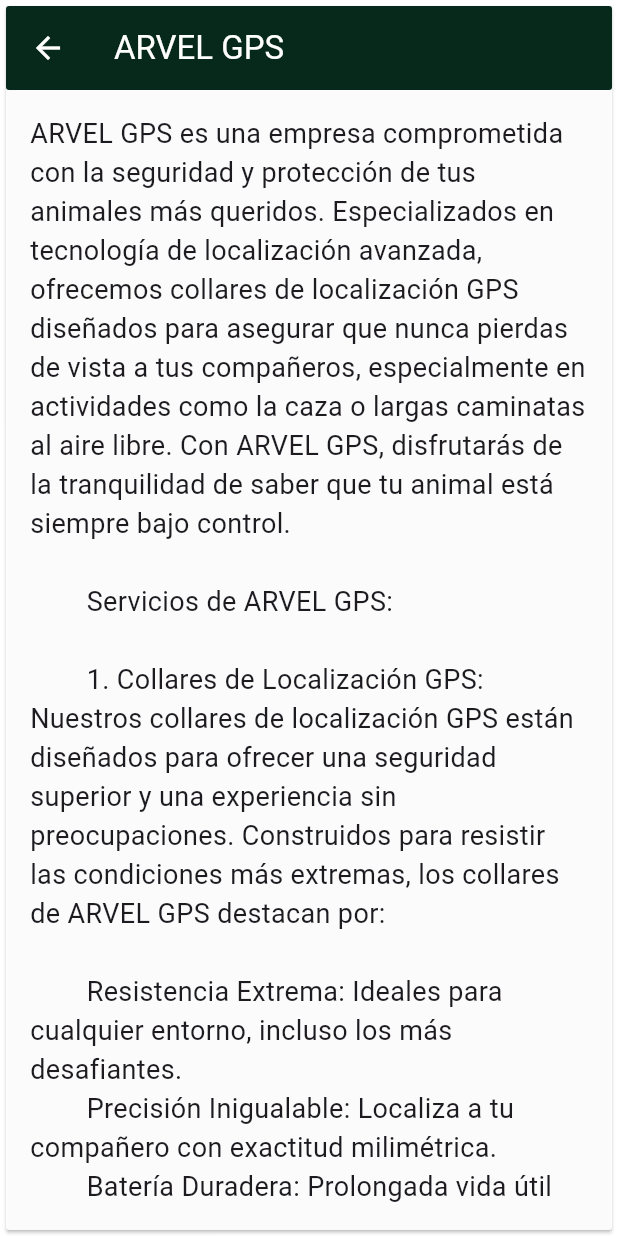
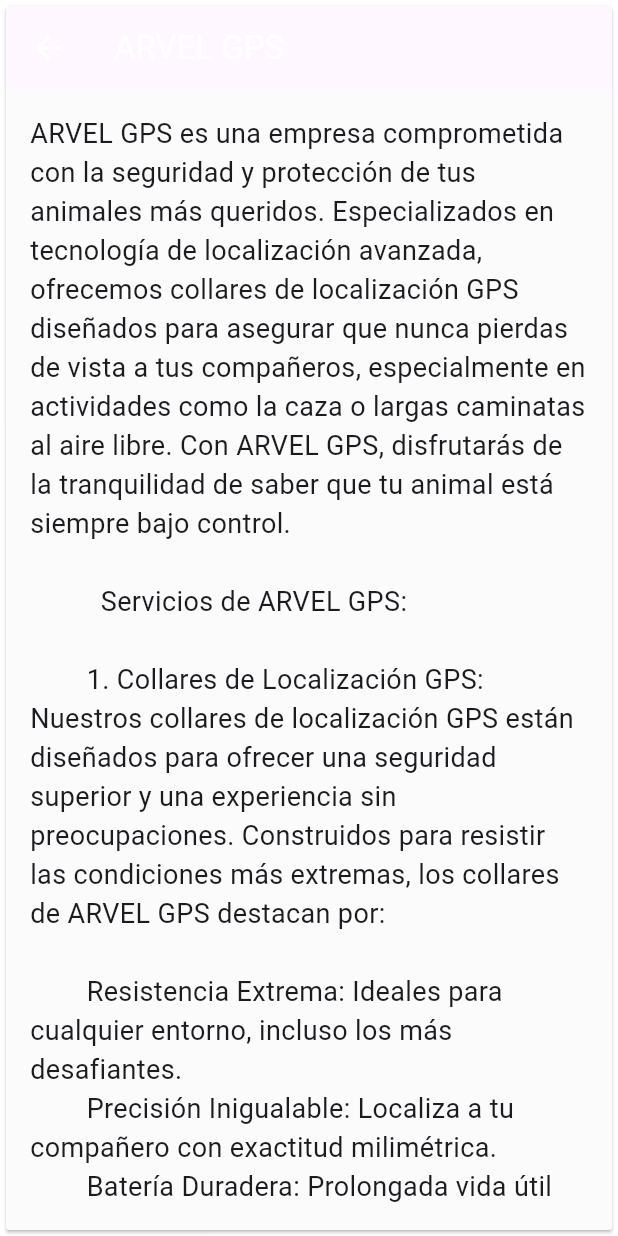
Before and after one commit to raulvsh/raulvsh.github.io, a Flutter app: the ArvelGpsDetailScreen screen opened directly, on a phone screen of 412 x 824 dp. Run offline on Flutter 3.47's test engine with Material 3 defaults, Android fonts, the phone set to English and light mode, and no system bars; our stand-ins replace cloud_firestore, firebase_core; accounts and stored records are empty.

Commit message:
fix: minor fixex

```diff
--- a/lib/screens/portfolio/arvel_gps_detail_screen.dart
+++ b/lib/screens/portfolio/arvel_gps_detail_screen.dart
@@ -15,7 +15,7 @@ class ArvelGpsDetailScreen extends StatelessWidget {
         backgroundColor: Colors.transparent,
         appBar: AppBar(
           shape: AppCardStyles.roundedRectangleBorder2,
-          backgroundColor: const Color.fromARGB(255, 6, 41, 28),
+          //backgroundColor: const Color.fromARGB(255, 6, 41, 28),
           foregroundColor: Colors.white,
           title: const Text('ARVEL GPS'),
         ),
@@ -24,7 +24,7 @@ class ArvelGpsDetailScreen extends StatelessWidget {
           child: const Text(
             '''ARVEL GPS es una empresa comprometida con la seguridad y protección de tus animales más queridos. Especializados en tecnología de localización avanzada, ofrecemos collares de localización GPS diseñados para asegurar que nunca pierdas de vista a tus compañeros, especialmente en actividades como la caza o largas caminatas al aire libre. Con ARVEL GPS, disfrutarás de la tranquilidad de saber que tu animal está siempre bajo control.
 
-        Servicios de ARVEL GPS:
+          Servicios de ARVEL GPS:
 
         1. Collares de Localización GPS: Nuestros collares de localización GPS están diseñados para ofrecer una seguridad superior y una experiencia sin preocupaciones. Construidos para resistir las condiciones más extremas, los collares de ARVEL GPS destacan por:
 
```
